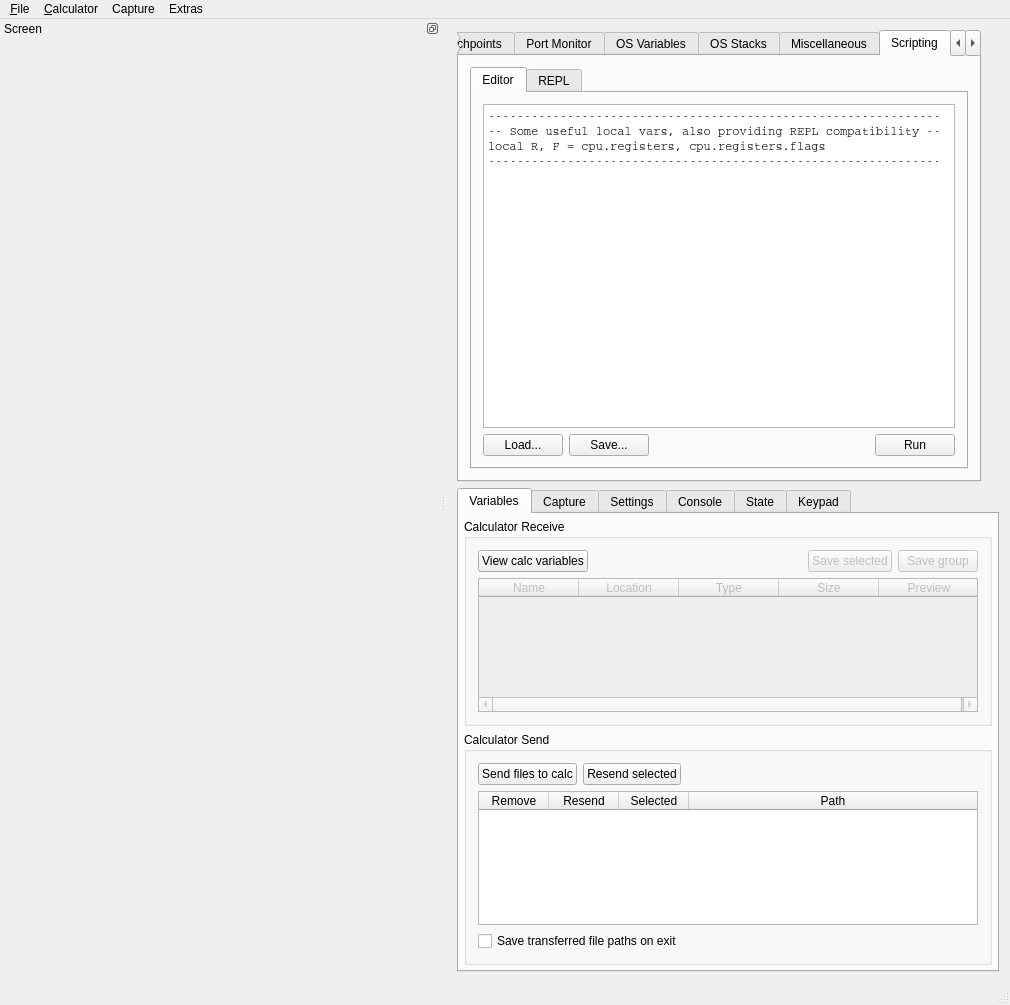
nathanfarlow/CEmu, file gui/qt/mainwindow.ui: the form before one commit.
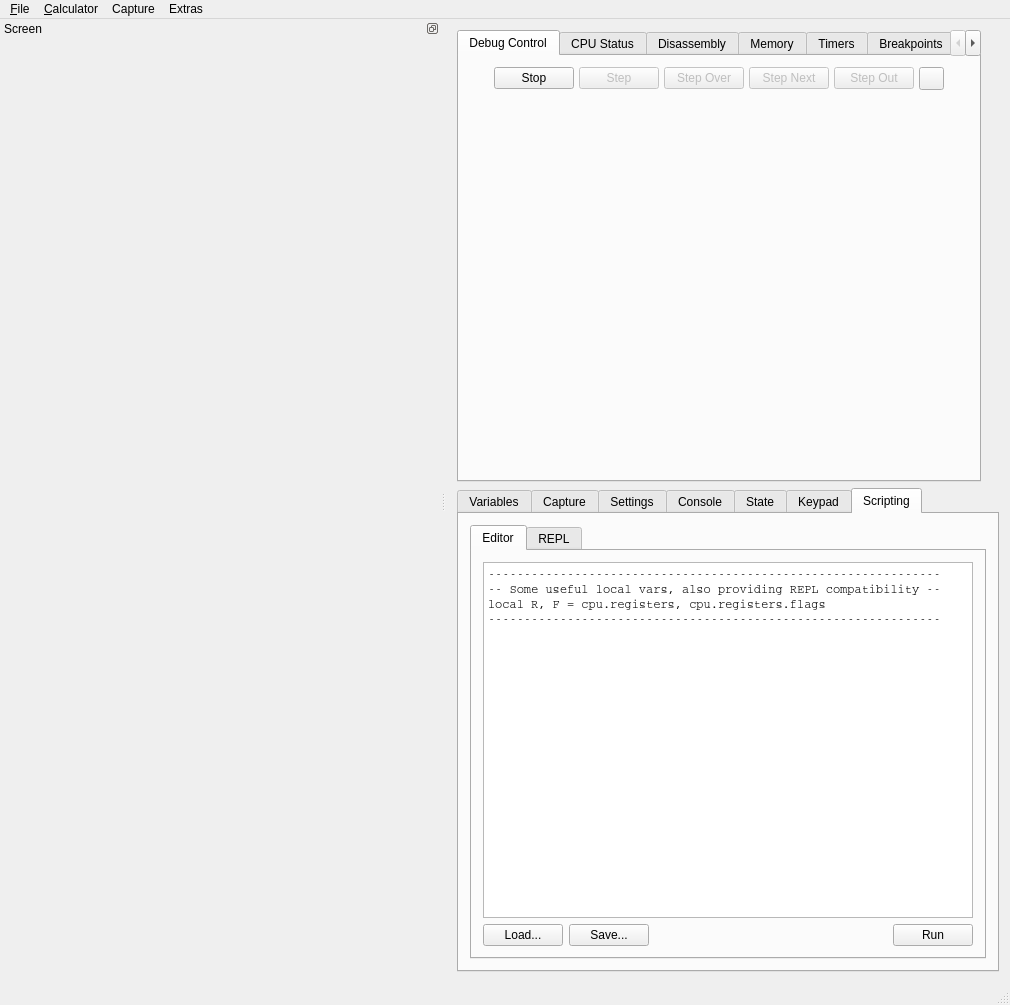
The form after the commit. The open tabs and pages were chosen to show the change. Icons and pictures are not drawn. Custom widgets are drawn as their Qt base class.

Commit message: [Lua] [GUI] Fix Scripting tab UI

The edit to the form file:
```diff
--- a/gui/qt/mainwindow.ui
+++ b/gui/qt/mainwindow.ui
@@ -5894,159 +5894,6 @@
         </item>
        </layout>
       </widget>
-      <widget class="QWidget" name="tabScripting">
-       <attribute name="title">
-        <string>Scripting</string>
-       </attribute>
-       <layout class="QVBoxLayout" name="verticalLayout_26_lua">
-        <item>
-         <widget class="QTabWidget" name="LuaTabs">
-          <property name="currentIndex">
-           <number>0</number>
-          </property>
-          <widget class="QWidget" name="LuaEditorTab">
-           <attribute name="title">
-            <string>Editor</string>
-           </attribute>
-           <layout class="QVBoxLayout" name="verticalLayout_18_lua">
-            <item>
-             <widget class="LuaEditor" name="luaScriptEditor">
-              <property name="font">
-               <font>
-                <family>Courier</family>
-               </font>
-              </property>
-              <property name="plainText">
-               <string>---------------------------------------------------------------
--- Some useful local vars, also providing REPL compatibility --
-local R, F = cpu.registers, cpu.registers.flags
----------------------------------------------------------------
-
-</string>
-              </property>
-              <property name="backgroundVisible">
-               <bool>false</bool>
-              </property>
-             </widget>
-            </item>
-            <item>
-             <layout class="QHBoxLayout" name="horizontalLayout_lua">
-              <item>
-               <widget class="QPushButton" name="buttonLoadLuaScript">
-                <property name="text">
-                 <string>Load...</string>
-                </property>
-               </widget>
-              </item>
-              <item>
-               <widget class="QPushButton" name="buttonSaveLuaScript">
-                <property name="text">
-                 <string>Save...</string>
-                </property>
-               </widget>
-              </item>
-              <item>
-               <spacer name="horizontalSpacer_23">
-                <property name="orientation">
-                 <enum>Qt::Horizontal</enum>
-                </property>
-                <property name="sizeHint" stdset="0">
-                 <size>
-                  <width>40</width>
-                  <height>20</height>
-                 </size>
-                </property>
-               </spacer>
-              </item>
-              <item>
-               <widget class="QPushButton" name="buttonRunLuaScript">
-                <property name="text">
-                 <string>Run</string>
-                </property>
-               </widget>
-              </item>
-             </layout>
-            </item>
-           </layout>
-          </widget>
-          <widget class="QWidget" name="LuaREPLTab">
-           <attribute name="title">
-            <string>REPL</string>
-           </attribute>
-           <layout class="QVBoxLayout" name="verticalLayoutREPL">
-            <item>
-             <layout class="QHBoxLayout" name="horizontalLayout_lua_26">
-              <item>
-               <widget class="QPushButton" name="clearREPLConsole">
-                <property name="text">
-                 <string>Clear console</string>
-                </property>
-               </widget>
-              </item>
-              <item>
-               <spacer name="horizontalSpacer_24">
-                <property name="orientation">
-                 <enum>Qt::Horizontal</enum>
-                </property>
-                <property name="sizeHint" stdset="0">
-                 <size>
-                  <width>40</width>
-                  <height>20</height>
-                 </size>
-                </property>
-               </spacer>
-              </item>
-              <item>
-               <widget class="QPushButton" name="resetREPLLuaState">
-                <property name="text">
-                 <string>Reset Lua state</string>
-                </property>
-               </widget>
-              </item>
-             </layout>
-            </item>
-            <item>
-             <widget class="QPlainTextEdit" name="REPLConsole">
-              <property name="font">
-               <font>
-                <family>Droid Sans Mono</family>
-               </font>
-              </property>
-              <property name="undoRedoEnabled">
-               <bool>false</bool>
-              </property>
-              <property name="lineWrapMode">
-               <enum>QPlainTextEdit::NoWrap</enum>
-              </property>
-              <property name="readOnly">
-               <bool>true</bool>
-              </property>
-              <property name="plainText">
-               <string/>
-              </property>
-             </widget>
-            </item>
-            <item>
-             <widget class="QLineEdit" name="REPLInput">
-              <property name="enabled">
-               <bool>true</bool>
-              </property>
-              <property name="font">
-               <font>
-                <family>Droid Sans Mono</family>
-               </font>
-              </property>
-              <property name="placeholderText">
-               <string>Type Lua commands here</string>
-              </property>
-             </widget>
-            </item>
-           </layout>
-          </widget>
-         </widget>
-        </item>
-       </layout>
-      </widget>
       <widget class="QWidget" name="debugAutoTesterWidget">
        <attribute name="icon">
         <iconset resource="resources.qrc">
@@ -9527,6 +9374,163 @@
        </attribute>
        <layout class="QHBoxLayout" name="horizontalLayout_27"/>
       </widget>
+      <widget class="QWidget" name="scriptingWidget">
+       <attribute name="icon">
+        <iconset resource="resources.qrc">
+         <normaloff>:/icons/resources/icons/script.png</normaloff>:/icons/resources/icons/script.png</iconset>
+       </attribute>
+       <attribute name="title">
+        <string>Scripting</string>
+       </attribute>
+       <layout class="QVBoxLayout" name="verticalLayout_26_lua">
+        <item>
+         <widget class="QTabWidget" name="LuaTabs">
+          <property name="currentIndex">
+           <number>0</number>
+          </property>
+          <widget class="QWidget" name="LuaEditorTab">
+           <attribute name="title">
+            <string>Editor</string>
+           </attribute>
+           <layout class="QVBoxLayout" name="verticalLayout_18_lua">
+            <item>
+             <widget class="LuaEditor" name="luaScriptEditor">
+              <property name="font">
+               <font>
+                <family>Courier</family>
+               </font>
+              </property>
+              <property name="plainText">
+               <string>---------------------------------------------------------------
+-- Some useful local vars, also providing REPL compatibility --
+local R, F = cpu.registers, cpu.registers.flags
+---------------------------------------------------------------
+
+</string>
+              </property>
+              <property name="backgroundVisible">
+               <bool>false</bool>
+              </property>
+             </widget>
+            </item>
+            <item>
+             <layout class="QHBoxLayout" name="horizontalLayout_lua">
+              <item>
+               <widget class="QPushButton" name="buttonLoadLuaScript">
+                <property name="text">
+                 <string>Load...</string>
+                </property>
+               </widget>
+              </item>
+              <item>
+               <widget class="QPushButton" name="buttonSaveLuaScript">
+                <property name="text">
+                 <string>Save...</string>
+                </property>
+               </widget>
+              </item>
+              <item>
+               <spacer name="horizontalSpacer_lua_23">
+                <property name="orientation">
+                 <enum>Qt::Horizontal</enum>
+                </property>
+                <property name="sizeHint" stdset="0">
+                 <size>
+                  <width>40</width>
+                  <height>20</height>
+                 </size>
+                </property>
+               </spacer>
+              </item>
+              <item>
+               <widget class="QPushButton" name="buttonRunLuaScript">
+                <property name="text">
+                 <string>Run</string>
+                </property>
+               </widget>
+              </item>
+             </layout>
+            </item>
+           </layout>
+          </widget>
+          <widget class="QWidget" name="LuaREPLTab">
+           <attribute name="title">
+            <string>REPL</string>
+           </attribute>
+           <layout class="QVBoxLayout" name="verticalLayoutREPL">
+            <item>
+             <layout class="QHBoxLayout" name="horizontalLayout_lua_26">
+              <item>
+               <widget class="QPushButton" name="clearREPLConsole">
+                <property name="text">
+                 <string>Clear console</string>
+                </property>
+               </widget>
+              </item>
+              <item>
+               <spacer name="horizontalSpacer_lua_24">
+                <property name="orientation">
+                 <enum>Qt::Horizontal</enum>
+                </property>
+                <property name="sizeHint" stdset="0">
+                 <size>
+                  <width>40</width>
+                  <height>20</height>
+                 </size>
+                </property>
+               </spacer>
+              </item>
+              <item>
+               <widget class="QPushButton" name="resetREPLLuaState">
+                <property name="text">
+                 <string>Reset Lua state</string>
+                </property>
+               </widget>
+              </item>
+             </layout>
+            </item>
+            <item>
+             <widget class="QPlainTextEdit" name="REPLConsole">
+              <property name="font">
+               <font>
+                <family>Droid Sans Mono</family>
+               </font>
+              </property>
+              <property name="undoRedoEnabled">
+               <bool>false</bool>
+              </property>
+              <property name="lineWrapMode">
+               <enum>QPlainTextEdit::NoWrap</enum>
+              </property>
+              <property name="readOnly">
+               <bool>true</bool>
+              </property>
+              <property name="plainText">
+               <string/>
+              </property>
+             </widget>
+            </item>
+            <item>
+             <widget class="QLineEdit" name="REPLInput">
+              <property name="enabled">
+               <bool>true</bool>
+              </property>
+              <property name="font">
+               <font>
+                <family>Droid Sans Mono</family>
+               </font>
+              </property>
+              <property name="placeholderText">
+               <string>Type Lua commands here</string>
+              </property>
+             </widget>
+            </item>
+           </layout>
+          </widget>
+         </widget>
+        </item>
+       </layout>
+      </widget>
      </widget>
     </item>
    </layout>
```
Left out of the diff: 2 changed lines with no effect on the pictures. The commit also changes 2 other files.
